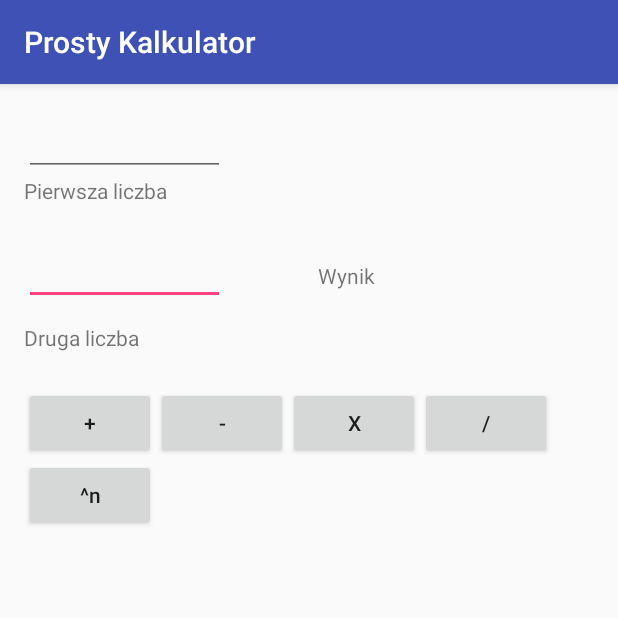
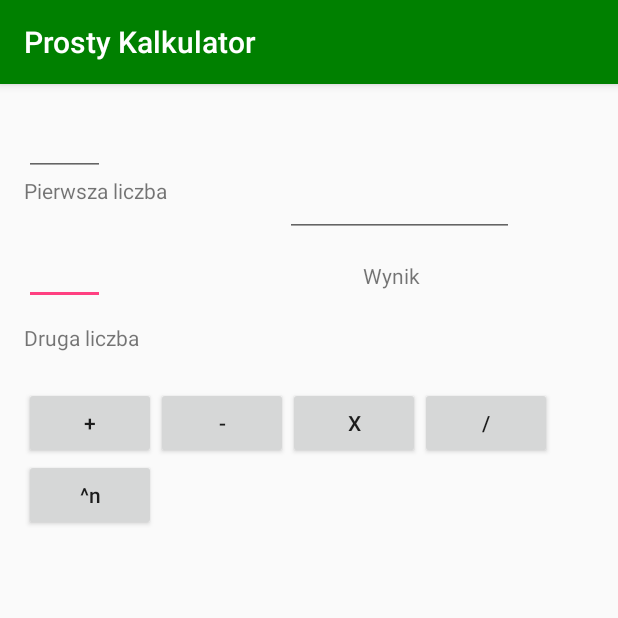
Before and after one commit to piotrdylag/Prosty_Kalkulator, an Android app: the screen it shows after launch (MainActivity), on a phone screen of 412 x 824 dp, the top half of it. Run offline under Robolectric (Android 15) with nearby library versions, the phone set to English and light mode, and no system bars.

Commit message:
Change color theme and text

```diff
--- a/app/src/main/res/layout/activity_main.xml
+++ b/app/src/main/res/layout/activity_main.xml
@@ -70,20 +70,6 @@
         android:layout_below="@+id/second"
         android:layout_alignParentStart="true" />
 
-    <TextView
-        android:layout_width="wrap_content"
-        android:layout_height="wrap_content"
-        android:textAppearance="?android:attr/textAppearanceLarge"
-        android:id="@+id/result"
-        android:textColor="#ff0000"
-        android:layout_below="@+id/textView2"
-        android:layout_alignParentEnd="true"
-        android:layout_marginEnd="28dp"
-        android:layout_alignBottom="@+id/second"
-        android:layout_toEndOf="@+id/btnsubstract"
-        android:layout_marginBottom="32dp"
-        android:numeric="integer" />
-
     <EditText
         android:layout_width="wrap_content"
         android:layout_height="wrap_content"
@@ -107,13 +93,25 @@
         android:layout_width="wrap_content"
         android:layout_height="wrap_content"
         android:id="@+id/textView"
-        android:layout_marginEnd="15dp"
         android:textSize="14sp"
         android:layout_alignBottom="@+id/second"
-        android:layout_alignEnd="@+id/result"
         android:layout_alignTop="@+id/second"
-        android:layout_toEndOf="@+id/second"
-        android:layout_marginStart="20dp"
-        android:layout_marginTop="16dp" />
+        android:layout_marginStart="77dp"
+        android:layout_marginTop="16dp"
+        android:layout_toStartOf="@+id/btnDivide" />
+
+    <TextView
+        android:layout_width="wrap_content"
+        android:layout_height="wrap_content"
+        android:textAppearance="?android:attr/textAppearanceLarge"
+        android:id="@+id/result"
+        android:textColor="#ff0000"
+        android:numeric="integer"
+        android:background="?attr/editTextBackground"
+        android:layout_above="@+id/textView"
+        android:layout_alignParentEnd="true"
+        android:layout_marginEnd="53dp"
+        android:layout_toEndOf="@+id/textView2"
+        android:layout_marginStart="78dp" />
 
 </RelativeLayout>
--- a/app/src/main/res/values/colors.xml
+++ b/app/src/main/res/values/colors.xml
@@ -1,6 +1,6 @@
 <?xml version="1.0" encoding="utf-8"?>
 <resources>
-    <color name="colorPrimary">#3F51B5</color>
-    <color name="colorPrimaryDark">#303F9F</color>
+    <color name="colorPrimary">#008000</color>
+    <color name="colorPrimaryDark">#008000</color>
     <color name="colorAccent">#FF4081</color>
 </resources>
```
